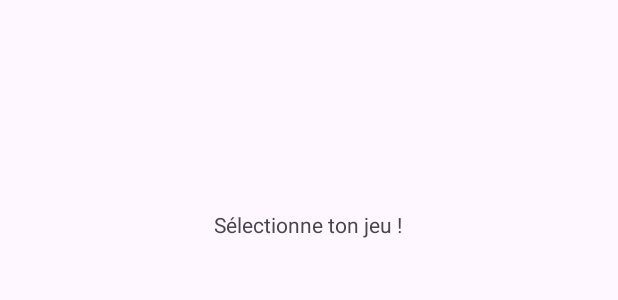
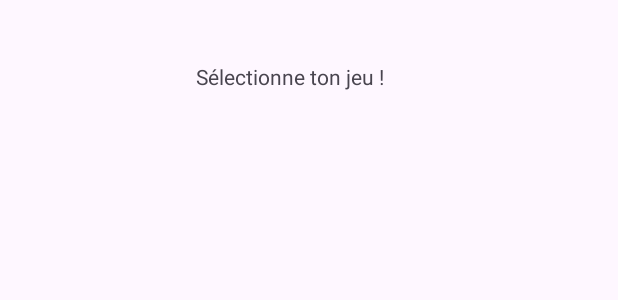
Before and after one commit to Tomm-72/FamilyGames, an Android app: the layout activity_game_selection.xml on its own in the app's theme, with its tools: preview values and no code run, on a phone screen of 412 x 824 dp. Shown: the top 300 px of the screen. Run offline under Robolectric (Android 15) with nearby library versions, the light colour scheme and no system bars.

Commit message:
started dev

```diff
--- a/app/src/main/res/layout/activity_game_selection.xml
+++ b/app/src/main/res/layout/activity_game_selection.xml
@@ -10,11 +10,28 @@
         android:id="@+id/gameSelectionTitle"
         android:layout_width="wrap_content"
         android:layout_height="wrap_content"
-        android:text="Sélectionne ton jeu !"
+        android:text="@string/s_lectionne_ton_jeu"
         app:layout_constraintBottom_toBottomOf="parent"
         app:layout_constraintEnd_toEndOf="parent"
-        app:layout_constraintHorizontal_bias="0.498"
+        app:layout_constraintHorizontal_bias="0.456"
         app:layout_constraintStart_toStartOf="parent"
         app:layout_constraintTop_toTopOf="parent"
-        app:layout_constraintVertical_bias="0.174" />
+        app:layout_constraintVertical_bias="0.051" />
+
+    <ScrollView
+        android:id="@+id/gameScrollView"
+        android:layout_width="409dp"
+        android:layout_height="647dp"
+        app:layout_constraintBottom_toBottomOf="parent"
+        app:layout_constraintEnd_toEndOf="parent"
+        app:layout_constraintStart_toStartOf="parent"
+        app:layout_constraintTop_toTopOf="parent"
+        app:layout_constraintVertical_bias="1.0">
+
+        <LinearLayout
+            android:layout_width="match_parent"
+            android:layout_height="wrap_content"
+            android:orientation="vertical" />
+    </ScrollView>
+
 </androidx.constraintlayout.widget.ConstraintLayout>
--- a/app/src/main/res/values/strings.xml
+++ b/app/src/main/res/values/strings.xml
@@ -1,3 +1,4 @@
 <resources>
     <string name="app_name">FamilyGames</string>
+    <string name="s_lectionne_ton_jeu">Sélectionne ton jeu !</string>
 </resources>
```
Also changed, not shown: app/src/main/java/com/example/familygames/MainActivity.java (+8 -0 lines), app/src/main/java/com/example/familygames/activities/GameSelectionActivity.java (+9 -3 lines), app/src/main/java/com/example/familygames/game/GameFactory.java (+12 -1 lines), app/src/main/java/com/example/familygames/game/Level8.java (added, +10 -0 lines), app/src/main/java/com/example/familygames/game/PetitBac.java (added, +15 -0 lines), app/src/main/java/com/example/familygames/game/Skyjo.java (+19 -3 lines), app/src/main/java/com/example/familygames/game/TumblingDice.java (added, +18 -0 lines).
